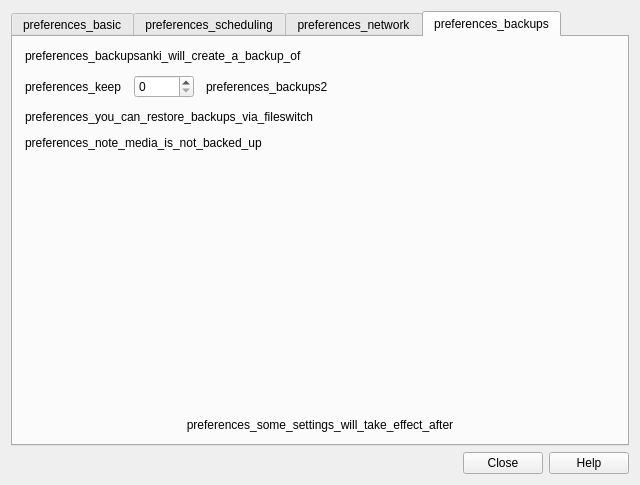
Old version of the form qt/aqt/forms/preferences.ui in the repository ankitects/anki.
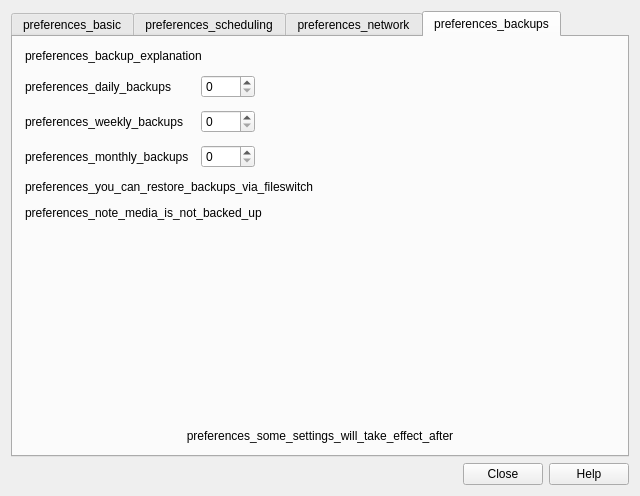
New version of the form. The open tabs and pages were chosen to show the change.

Commit message: Expose new backup settings

```diff
--- a/qt/aqt/forms/preferences.ui
+++ b/qt/aqt/forms/preferences.ui
@@ -7,7 +7,7 @@
     <x>0</x>
     <y>0</y>
     <width>640</width>
-    <height>480</height>
+    <height>496</height>
    </rect>
   </property>
   <property name="windowTitle">
@@ -493,7 +493,7 @@
        <item>
         <widget class="QLabel" name="label_9">
          <property name="text">
-          <string>preferences_backupsanki_will_create_a_backup_of</string>
+          <string>preferences_backup_explanation</string>
          </property>
          <property name="wordWrap">
           <bool>true</bool>
@@ -501,39 +501,77 @@
         </widget>
        </item>
        <item>
-        <layout class="QGridLayout" name="gridLayout_2">
-         <item row="0" column="0">
-          <widget class="QLabel" name="label_10">
-           <property name="text">
-            <string>preferences_keep</string>
+        <layout class="QGridLayout" name="gridLayout">
+         <item row="2" column="1">
+          <widget class="QSpinBox" name="weekly_backups">
+           <property name="maximum">
+            <number>9999</number>
            </property>
           </widget>
          </item>
          <item row="0" column="1">
-          <widget class="QSpinBox" name="numBackups">
-           <property name="minimumSize">
-            <size>
-             <width>60</width>
-             <height>0</height>
-            </size>
+          <widget class="QSpinBox" name="daily_backups">
+           <property name="maximum">
+            <number>9999</number>
            </property>
-           <property name="maximumSize">
-            <size>
-             <width>60</width>
-             <height>16777215</height>
-            </size>
+          </widget>
+         </item>
+         <item row="2" column="0">
+          <widget class="QLabel" name="label_5">
+           <property name="text">
+            <string>preferences_weekly_backups</string>
+           </property>
+          </widget>
+         </item>
+         <item row="0" column="0">
+          <widget class="QLabel" name="label_3">
+           <property name="text">
+            <string>preferences_daily_backups</string>
+           </property>
+          </widget>
+         </item>
+         <item row="3" column="1">
+          <widget class="QSpinBox" name="monthly_backups">
+           <property name="maximum">
+            <number>9999</number>
+           </property>
+          </widget>
+         </item>
+         <item row="3" column="0">
+          <widget class="QLabel" name="label_6">
+           <property name="text">
+            <string>preferences_monthly_backups</string>
            </property>
           </widget>
          </item>
          <item row="0" column="2">
-          <widget class="QLabel" name="label_11">
-           <property name="text">
-            <string>preferences_backups2</string>
+          <spacer name="horizontalSpacer_5">
+           <property name="orientation">
+            <enum>Qt::Horizontal</enum>
            </property>
-          </widget>
+           <property name="sizeHint" stdset="0">
+            <size>
+             <width>40</width>
+             <height>20</height>
+            </size>
+           </property>
+          </spacer>
          </item>
-         <item row="0" column="3">
-          <spacer name="horizontalSpacer">
+         <item row="2" column="2">
+          <spacer name="horizontalSpacer_6">
+           <property name="orientation">
+            <enum>Qt::Horizontal</enum>
+           </property>
+           <property name="sizeHint" stdset="0">
+            <size>
+             <width>40</width>
+             <height>20</height>
+            </size>
+           </property>
+          </spacer>
+         </item>
+         <item row="3" column="2">
+          <spacer name="horizontalSpacer_7">
            <property name="orientation">
             <enum>Qt::Horizontal</enum>
            </property>
```
Left out of the diff: 3 changed lines with no effect on the pictures. The commit also changes 5 other files.
